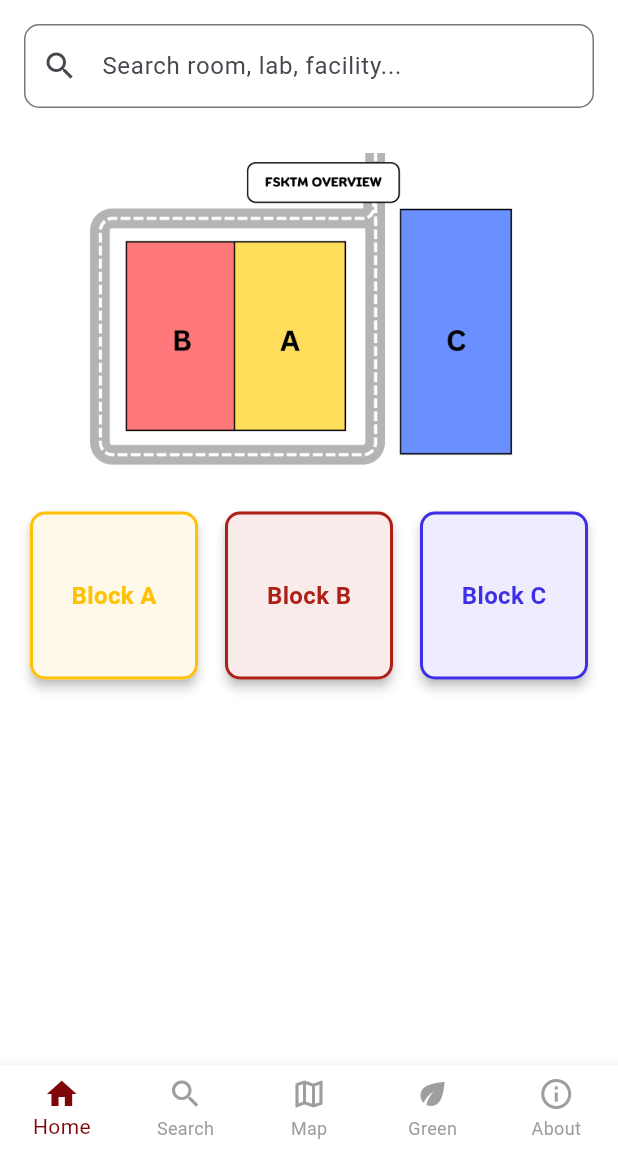
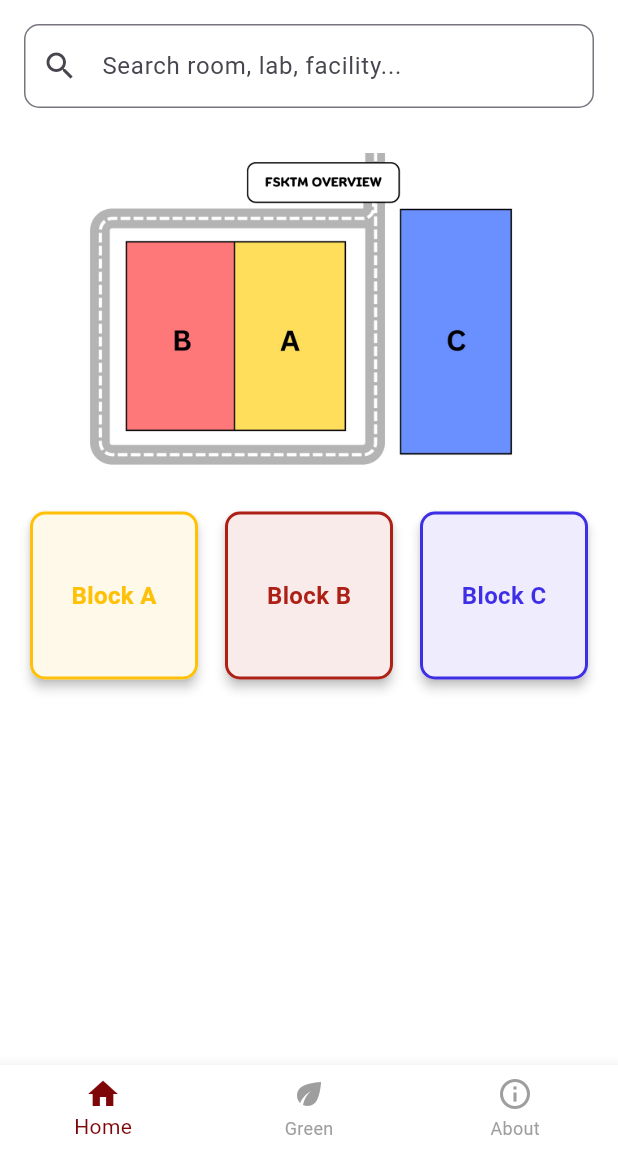
Before and after one commit to HardeepakMall/fsktm-navigator-group2, a Flutter app: the screen it shows after launch, on a phone screen of 412 x 824 dp, the part 84-1236 px from its top. Run offline on Flutter 3.47's test engine with Material 3 defaults, Android fonts, the light colour scheme and no system bars.

Commit message:
amni: removed search and map screen

```diff
--- a/fsktm_navigator/lib/screens/main_navigator.dart
+++ b/fsktm_navigator/lib/screens/main_navigator.dart
@@ -23,8 +23,6 @@ class _MainNavigatorState extends State<MainNavigator> {
     const HomeScreen(),
 
     // Placeholders for the other tabs until your team builds them
-    const Center(child: Text('Search Screen (To be built)')),
-    const Center(child: Text('Map Screen (Optional Bonus)')),
     const GreenAwareness(),
     const AboutScreen(),
   ];
@@ -52,8 +50,6 @@ class _MainNavigatorState extends State<MainNavigator> {
         onTap: _onItemTapped,
         items: const [
           BottomNavigationBarItem(icon: Icon(Icons.home), label: 'Home'),
-          BottomNavigationBarItem(icon: Icon(Icons.search), label: 'Search'),
-          BottomNavigationBarItem(icon: Icon(Icons.map_outlined), label: 'Map'),
           BottomNavigationBarItem(icon: Icon(Icons.eco), label: 'Green'),
           BottomNavigationBarItem(
             icon: Icon(Icons.info_outline),
```
